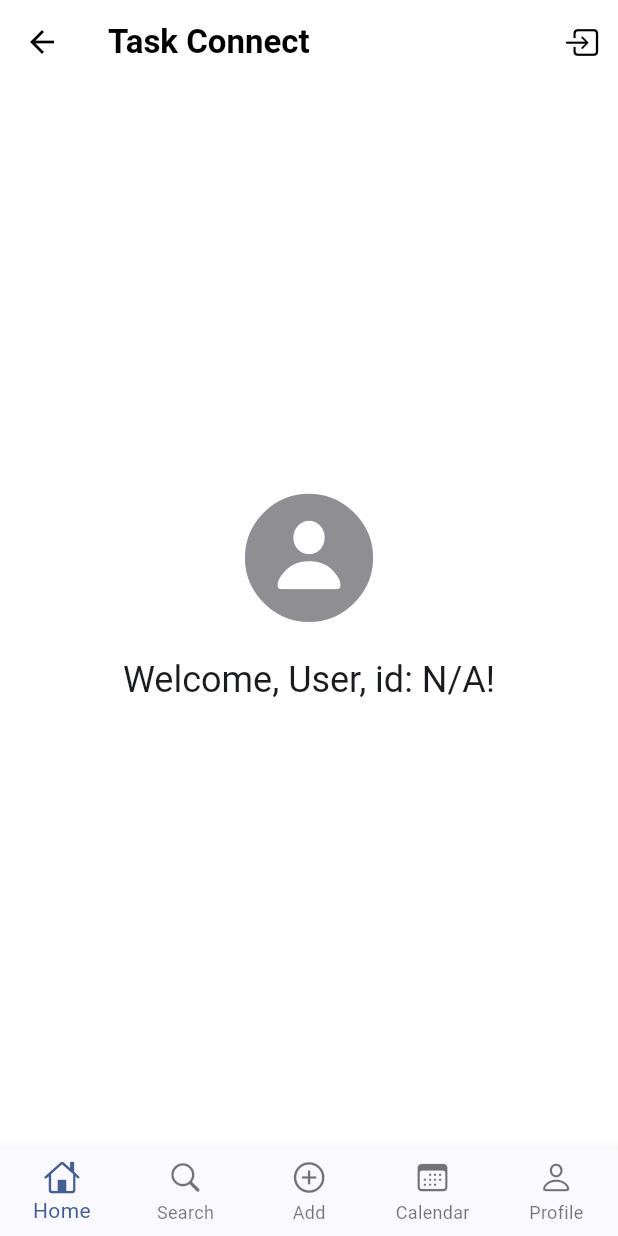
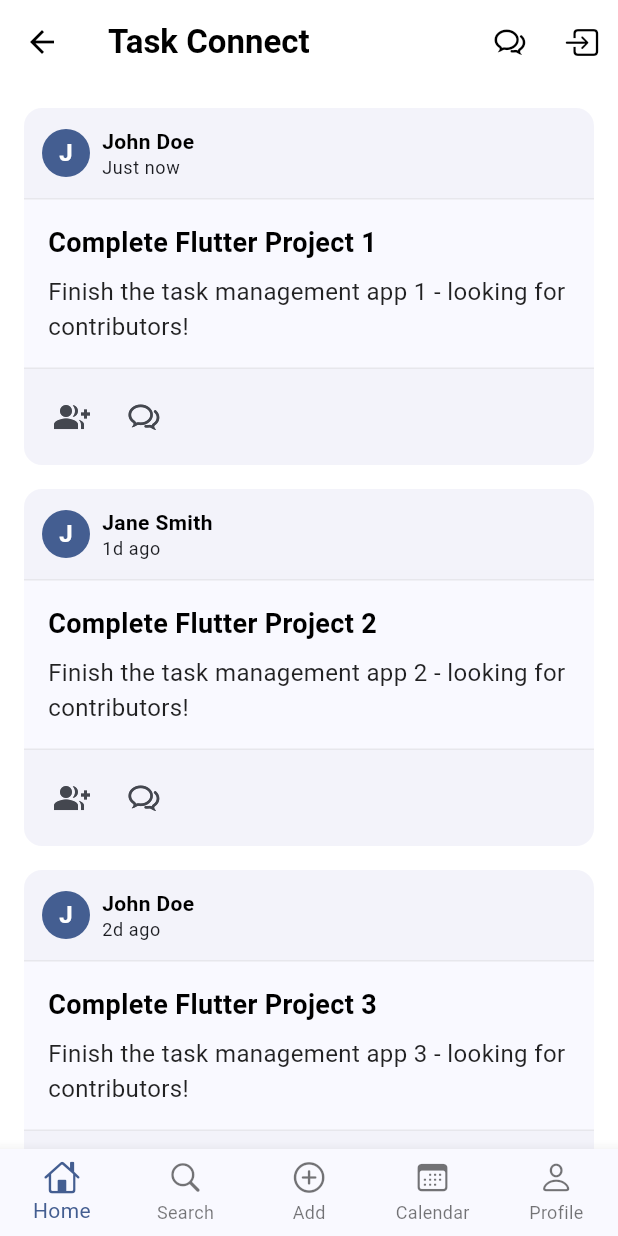
Before and after one commit to siuma1109/shape_task_connect, a Flutter app: the MainScreen screen opened by its route, on a phone screen of 412 x 824 dp. Run offline on Flutter 3.47's test engine with Material 3 defaults, Android fonts, the phone set to English and light mode, and no system bars; our stand-ins replace get_it, local_auth, shared_preferences, sqflite; accounts and stored records are empty.

Commit message:
Home Screen logic init

```diff
--- /dev/null
+++ b/lib/models/task_item.dart
@@ -0,0 +1,17 @@
+class TaskItem {
+  final String id;
+  final String title;
+  final String description;
+  final String createdBy;
+  final String creatorName;
+  final DateTime createdAt;
+
+  TaskItem({
+    required this.id,
+    required this.title,
+    required this.description,
+    required this.createdBy,
+    required this.creatorName,
+    required this.createdAt,
+  });
+}
--- a/lib/screens/home/home_screen.dart
+++ b/lib/screens/home/home_screen.dart
@@ -1,6 +1,9 @@
 import 'package:flutter/material.dart';
 import 'package:flutter/cupertino.dart';
 import '../../services/auth_service.dart';
+import '../../models/task_item.dart';
+import '../../widgets/task/task_card.dart';
+import '../../utils/demo_data.dart';
 
 class HomeScreen extends StatefulWidget {
   const HomeScreen({super.key, required this.title, required this.authService});
@@ -13,6 +16,11 @@ class HomeScreen extends StatefulWidget {
 }
 
 class _HomeScreenState extends State<HomeScreen> {
+  // Replace temporary mock data with demo data generator
+  final List<TaskItem> _todoItems = DemoData.generateTasks(5);
+
+  List<TaskItem> get _visibleTaskItems => _todoItems;
+
   Future<void> _logout() async {
     await widget.authService.logout();
     if (mounted) {
@@ -22,8 +30,6 @@ class _HomeScreenState extends State<HomeScreen> {
 
   @override
   Widget build(BuildContext context) {
-    final userDetails = widget.authService.currentUserDetails;
-
     return Scaffold(
       appBar: AppBar(
         title: Text(
@@ -32,36 +38,24 @@ class _HomeScreenState extends State<HomeScreen> {
         ),
         actions: [
           IconButton(
+            icon: const Icon(CupertinoIcons.chat_bubble_2),
+            onPressed: () {
+              // TODO: Implement chat feature
+            },
+          ),
+          IconButton(
             icon: const Icon(CupertinoIcons.square_arrow_right),
             onPressed: _logout,
           ),
         ],
       ),
-      body: SafeArea(
-        child: Center(
-          child: Column(
-            mainAxisAlignment: MainAxisAlignment.center,
-            children: [
-              const Icon(
-                CupertinoIcons.person_circle_fill,
-                size: 100,
-                color: CupertinoColors.systemGrey,
-              ),
-              const SizedBox(height: 16),
-              Text(
-                'Welcome, ${userDetails?.username ?? "User"}, id: ${userDetails?.id ?? "N/A"}!',
-                style: Theme.of(context).textTheme.headlineSmall,
-              ),
-              const SizedBox(height: 8),
-              Text(
-                userDetails?.email ?? '',
-                style: Theme.of(context).textTheme.bodyLarge?.copyWith(
-                      color: CupertinoColors.systemGrey,
-                    ),
-              ),
-            ],
-          ),
-        ),
+      body: ListView.builder(
+        padding: const EdgeInsets.symmetric(horizontal: 16, vertical: 8),
+        itemCount: _visibleTaskItems.length,
+        itemBuilder: (context, index) {
+          final todo = _visibleTaskItems[index];
+          return TaskCard(todo: todo);
+        },
       ),
     );
   }
--- a/lib/screens/main_screen.dart
+++ b/lib/screens/main_screen.dart
@@ -29,12 +29,12 @@ class _MainScreenState extends State<MainScreen> {
   @override
   void initState() {
     super.initState();
-    _pages = [
+    _pages = <Widget>[
       HomeScreen(title: widget.title, authService: widget.authService),
       const SearchScreen(),
       const AddScreen(),
       const CalendarScreen(),
-      const ProfileScreen(),
+      ProfileScreen(authService: widget.authService),
     ];
   }
 
@@ -46,8 +46,13 @@ class _MainScreenState extends State<MainScreen> {
 
   @override
   Widget build(BuildContext context) {
-    return Scaffold(
-      body: _pages[_selectedIndex],
+    return WillPopScope(
+      onWillPop: () async => false,
+      child: Scaffold(
+        body: IndexedStack(
+          index: _selectedIndex,
+          children: _pages,
+        ),
         bottomNavigationBar: BottomNavigationBar(
           type: BottomNavigationBarType.fixed,
           currentIndex: _selectedIndex,
@@ -75,6 +80,7 @@ class _MainScreenState extends State<MainScreen> {
             ),
           ],
         ),
+      ),
     );
   }
 }
--- a/lib/screens/profile/profile_screen.dart
+++ b/lib/screens/profile/profile_screen.dart
@@ -1,8 +1,10 @@
 import 'package:flutter/material.dart';
-import 'package:flutter/cupertino.dart';
+import '../../services/auth_service.dart';
 
 class ProfileScreen extends StatelessWidget {
-  const ProfileScreen({super.key});
+  final AuthService authService;
+
+  const ProfileScreen({super.key, required this.authService});
 
   @override
   Widget build(BuildContext context) {
--- /dev/null
+++ b/lib/screens/task/task_details_screen.dart
@@ -0,0 +1,49 @@
+import 'package:flutter/material.dart';
+import '../../models/task_item.dart';
+import '../../widgets/task/task_card.dart';
+import '../../widgets/chat/chat_section.dart';
+
+class TaskDetailsScreen extends StatelessWidget {
+  final TaskItem task;
+
+  const TaskDetailsScreen({super.key, required this.task});
+
+  @override
+  Widget build(BuildContext context) {
+    return Scaffold(
+      appBar: AppBar(
+        title: const Text(
+          'Task Details',
+          style: TextStyle(fontWeight: FontWeight.bold),
+        ),
+      ),
+      body: Column(
+        children: [
+          TaskCard(todo: task, isInDetails: true),
+          Padding(
+            padding: const EdgeInsets.all(16.0),
+            child: Column(
+              crossAxisAlignment: CrossAxisAlignment.start,
+              children: [
+                const Text(
+                  'Additional Details',
+                  style: TextStyle(
+                    fontSize: 18,
+                    fontWeight: FontWeight.bold,
+                  ),
+                ),
+                const SizedBox(height: 8),
+                Text('Task ID: ${task.id}'),
+                Text('Created by: ${task.creatorName}'),
+                Text('Created at: ${task.createdAt.toString()}'),
+              ],
+            ),
+          ),
+          const Expanded(
+            child: ChatSection(),
+          ),
+        ],
+      ),
+    );
+  }
+}
--- /dev/null
+++ b/lib/utils/date_formatter.dart
@@ -0,0 +1,14 @@
+class DateFormatter {
+  static String getTimeAgo(DateTime dateTime) {
+    final difference = DateTime.now().difference(dateTime);
+    if (difference.inDays > 0) {
+      return '${difference.inDays}d ago';
+    } else if (difference.inHours > 0) {
+      return '${difference.inHours}h ago';
+    } else if (difference.inMinutes > 0) {
+      return '${difference.inMinutes}m ago';
+    } else {
+      return 'Just now';
+    }
+  }
+}
--- /dev/null
+++ b/lib/utils/demo_data.dart
@@ -0,0 +1,18 @@
+import '../models/task_item.dart';
+
+class DemoData {
+  static List<TaskItem> generateTasks([int count = 10]) {
+    return List.generate(
+      count,
+      (index) => TaskItem(
+        id: 'task-$index',
+        title: 'Complete Flutter Project ${index + 1}',
+        description:
+            'Finish the task management app ${index + 1} - looking for contributors!',
+        createdBy: 'user-${index % 3}',
+        creatorName: index % 2 == 0 ? 'John Doe' : 'Jane Smith',
+        createdAt: DateTime.now().subtract(Duration(days: index)),
+      ),
+    );
+  }
+}
--- /dev/null
+++ b/lib/widgets/chat/chat_section.dart
@@ -0,0 +1,62 @@
+import 'package:flutter/material.dart';
+
+class ChatSection extends StatelessWidget {
+  const ChatSection({super.key});
+
+  @override
+  Widget build(BuildContext context) {
+    return Container(
+      padding: const EdgeInsets.all(16),
+      child: Column(
+        crossAxisAlignment: CrossAxisAlignment.start,
+        children: [
+          const Text(
+            'Comments',
+            style: TextStyle(
+              fontSize: 18,
+              fontWeight: FontWeight.bold,
+            ),
+          ),
+          const SizedBox(height: 16),
+          Expanded(
+            child: ListView.builder(
+              itemCount: 0, // TODO: Replace with actual chat messages
+              itemBuilder: (context, index) {
+                return const SizedBox(); // TODO: Replace with chat message widget
+              },
+            ),
+          ),
+          const Divider(height: 1),
+          Padding(
+            padding: const EdgeInsets.symmetric(vertical: 8),
+            child: Row(
+              children: [
+                Expanded(
+                  child: TextField(
+                    decoration: InputDecoration(
+                      hintText: 'Write a comment...',
+                      border: OutlineInputBorder(
+                        borderRadius: BorderRadius.circular(24),
+                      ),
+                      contentPadding: const EdgeInsets.symmetric(
+                        horizontal: 16,
+                        vertical: 8,
+                      ),
+                    ),
+                  ),
+                ),
+                const SizedBox(width: 8),
+                IconButton(
+                  icon: const Icon(Icons.send),
+                  onPressed: () {
+                    // TODO: Implement send message
+                  },
+                ),
+              ],
+            ),
+          ),
+        ],
+      ),
+    );
+  }
+}
--- /dev/null
+++ b/lib/widgets/task/task_actions.dart
@@ -0,0 +1,43 @@
+import 'package:flutter/material.dart';
+import 'package:flutter/cupertino.dart';
+import '../../models/task_item.dart';
+
+class TaskActions extends StatelessWidget {
+  final TaskItem todo;
+  final bool isInDetails;
+
+  const TaskActions({
+    super.key,
+    required this.todo,
+    this.isInDetails = false,
+  });
+
+  @override
+  Widget build(BuildContext context) {
+    return Padding(
+      padding: const EdgeInsets.all(8.0),
+      child: Material(
+        color: Colors.transparent,
+        child: Row(
+          children: [
+            IconButton(
+              icon: const Icon(Icons.group_add),
+              onPressed: () {
+                // TODO: Implement join task
+              },
+              tooltip: 'Join Task',
+            ),
+            if (!isInDetails)
+              IconButton(
+                icon: const Icon(CupertinoIcons.chat_bubble_2),
+                onPressed: () {
+                  // TODO: Implement comments
+                },
+                tooltip: 'Comments',
+              ),
+          ],
+        ),
+      ),
+    );
+  }
+}
--- /dev/null
+++ b/lib/widgets/task/task_card.dart
@@ -0,0 +1,66 @@
+import 'package:flutter/material.dart';
+import 'package:flutter/cupertino.dart';
+import '../../models/task_item.dart';
+import 'task_header.dart';
+import 'task_content.dart';
+import 'task_actions.dart';
+import '../../screens/task/task_details_screen.dart';
+
+class TaskCard extends StatelessWidget {
+  final TaskItem todo;
+  final bool isInDetails;
+  final bool isClickable;
+
+  const TaskCard({
+    super.key,
+    required this.todo,
+    this.isInDetails = false,
+    this.isClickable = true,
+  });
+
+  @override
+  Widget build(BuildContext context) {
+    return Card(
+      margin: const EdgeInsets.symmetric(vertical: 8, horizontal: 0),
+      elevation: 0,
+      child: isClickable && !isInDetails
+          ? Stack(
+              children: [
+                InkWell(
+                  onTap: () {
+                    Navigator.push(
+                      context,
+                      MaterialPageRoute(
+                        builder: (context) => TaskDetailsScreen(task: todo),
+                      ),
+                    );
+                  },
+                  child: _buildContent(),
+                ),
+                Positioned(
+                  bottom: 0,
+                  left: 0,
+                  right: 0,
+                  child: IgnorePointer(
+                    ignoring: false,
+                    child: TaskActions(todo: todo, isInDetails: isInDetails),
+                  ),
+                ),
+              ],
+            )
+          : _buildContent(),
+    );
+  }
+
+  Widget _buildContent() {
+    return Column(
+      crossAxisAlignment: CrossAxisAlignment.start,
+      children: [
+        TaskHeader(todo: todo),
+        TaskContent(todo: todo),
+        if (!isClickable || !isInDetails)
+          TaskActions(todo: todo, isInDetails: isInDetails),
+      ],
+    );
+  }
+}
--- /dev/null
+++ b/lib/widgets/task/task_content.dart
@@ -0,0 +1,44 @@
+import 'package:flutter/material.dart';
+import '../../models/task_item.dart';
+
+class TaskContent extends StatelessWidget {
+  final TaskItem todo;
+
+  const TaskContent({super.key, required this.todo});
+
+  @override
+  Widget build(BuildContext context) {
+    return Container(
+      width: double.infinity,
+      padding: const EdgeInsets.all(16.0),
+      decoration: BoxDecoration(
+        color: Theme.of(context).cardColor,
+        border: Border.symmetric(
+          horizontal: BorderSide(
+            color: Colors.grey.withOpacity(0.2),
+          ),
+        ),
+      ),
+      child: Column(
+        crossAxisAlignment: CrossAxisAlignment.start,
+        children: [
+          Text(
+            todo.title,
+            style: const TextStyle(
+              fontSize: 18,
+              fontWeight: FontWeight.bold,
+            ),
+          ),
+          const SizedBox(height: 8),
+          Text(
+            todo.description,
+            style: const TextStyle(
+              fontSize: 16,
+              color: Colors.black87,
+            ),
+          ),
+        ],
+      ),
+    );
+  }
+}
--- /dev/null
+++ b/lib/widgets/task/task_header.dart
@@ -0,0 +1,49 @@
+import 'package:flutter/material.dart';
+import '../../models/task_item.dart';
+import '../../../utils/date_formatter.dart';
+
+class TaskHeader extends StatelessWidget {
+  final TaskItem todo;
+
+  const TaskHeader({super.key, required this.todo});
+
+  @override
+  Widget build(BuildContext context) {
+    return Padding(
+      padding: const EdgeInsets.all(12.0),
+      child: Row(
+        children: [
+          CircleAvatar(
+            radius: 16,
+            backgroundColor: Theme.of(context).primaryColor,
+            child: Text(
+              todo.creatorName[0].toUpperCase(),
+              style: const TextStyle(
+                color: Colors.white,
+                fontWeight: FontWeight.bold,
+              ),
+            ),
+          ),
+          const SizedBox(width: 8),
+          Expanded(
+            child: Column(
+              crossAxisAlignment: CrossAxisAlignment.start,
+              children: [
+                Text(
+                  todo.creatorName,
+                  style: const TextStyle(
+                    fontWeight: FontWeight.bold,
+                  ),
+                ),
+                Text(
+                  DateFormatter.getTimeAgo(todo.createdAt),
+                  style: Theme.of(context).textTheme.bodySmall,
+                ),
+              ],
+            ),
+          ),
+        ],
+      ),
+    );
+  }
+}
```
Lines whose indentation alone changed are shown as unchanged.
